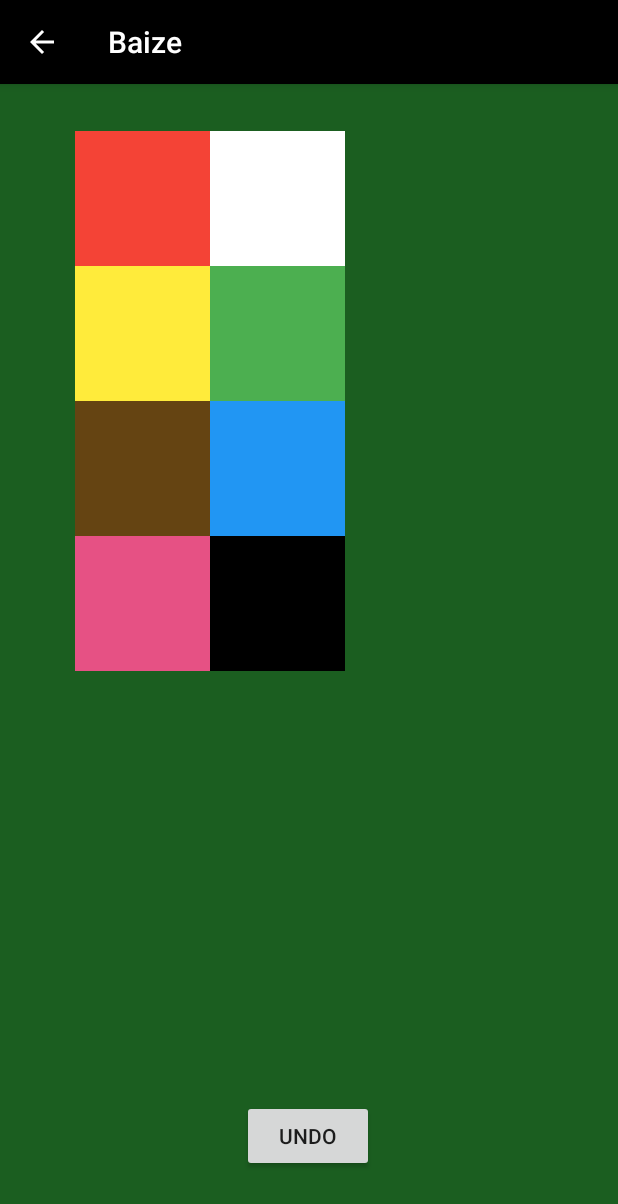
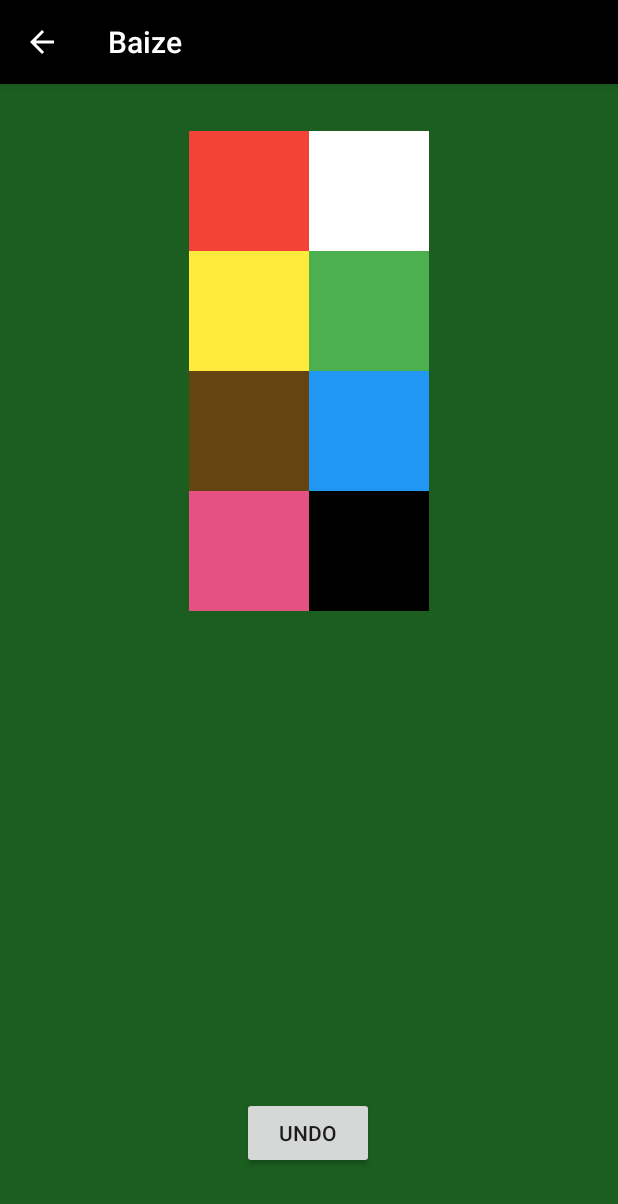
Before and after one commit to jasonlindsay87/SnookerScoreboard, an Android app: the ScoreboardActivity screen opened directly, with no data from a screen before it, on a phone screen of 412 x 824 dp. Shown: the top 1204 px of the screen. Run offline under Robolectric (Android 15) with nearby library versions, the phone set to English and light mode, and no system bars; 2 statements that could not run were skipped.

Commit message:
from work

```diff
--- a/app/src/main/AndroidManifest.xml
+++ b/app/src/main/AndroidManifest.xml
@@ -9,7 +9,7 @@
         android:roundIcon="@mipmap/ic_launcher_round"
         android:supportsRtl="true"
         android:theme="@style/AppTheme">
-        <activity android:name=".scoreboard"
+        <activity android:name=".ScoreboardActivity"
             android:parentActivityName=".HomeActivity">
             <meta-data
                 android:name="android.support.PARENT_ACTIVITY"
--- a/app/src/main/java/com/e/baize/HomeActivity.java
+++ b/app/src/main/java/com/e/baize/HomeActivity.java
@@ -14,7 +14,7 @@ public class HomeActivity extends AppCompatActivity {
     }
 
     public void sendMessage(View view) {
-        Intent Intent = new Intent(HomeActivity.this, scoreboard.class);
+        Intent Intent = new Intent(HomeActivity.this, ScoreboardActivity.class);
         EditText eP1Name = findViewById(R.id.p1name);
         EditText eP2Name = findViewById(R.id.p2name);
         String sP1Name = "";
--- a/app/src/main/java/com/e/baize/scoreboard.java
+++ b/app/src/main/java/com/e/baize/ScoreboardActivity.java
@@ -9,7 +9,7 @@ import android.widget.TextView;
 import java.util.ArrayList;
 import java.util.List;
 
-public class scoreboard extends AppCompatActivity {
+public class ScoreboardActivity extends AppCompatActivity {
     int score = 0;
     List<Integer> scoreHist = new ArrayList();
 
--- a/app/src/main/res/layout/activity_scoreboard.xml
+++ b/app/src/main/res/layout/activity_scoreboard.xml
@@ -11,7 +11,7 @@
         android:layout_width="wrap_content"
         android:layout_height="wrap_content"
         android:layout_marginStart="36dp"
-        android:layout_marginTop="32dp"
+        android:layout_marginTop="10dp"
         android:text="TextView"
         android:textColor="@color/colorWhite"
         android:textSize="18sp"
@@ -23,7 +23,7 @@
         android:layout_width="wrap_content"
         android:layout_height="wrap_content"
         android:layout_marginStart="36dp"
-        android:layout_marginTop="15dp"
+        android:layout_marginTop="5dp"
         android:text="P1 Score"
         android:textColor="@color/colorWhite"
         android:textSize="18sp"
@@ -36,7 +36,7 @@
         android:id="@+id/p2name"
         android:layout_width="wrap_content"
         android:layout_height="wrap_content"
-        android:layout_marginTop="32dp"
+        android:layout_marginTop="10dp"
         android:layout_marginEnd="36dp"
         android:text="TextView"
         android:textColor="@color/colorWhite"
@@ -48,7 +48,7 @@
         android:id="@+id/vs"
         android:layout_width="wrap_content"
         android:layout_height="wrap_content"
-        android:layout_marginTop="40dp"
+        android:layout_marginTop="15dp"
         android:text="@string/vs"
         android:textColor="@color/colorWhite"
         android:textSize="12sp"
@@ -59,92 +59,92 @@
 
     <TableLayout
         android:id="@+id/tableLayout"
-        android:layout_width="180dp"
-        android:layout_height="360dp"
-        android:layout_marginStart="50dp"
+        android:layout_width="160dp"
+        android:layout_height="320dp"
         android:layout_marginTop="15dp"
+        app:layout_constraintEnd_toEndOf="parent"
+        app:layout_constraintHorizontal_bias="0.5"
         app:layout_constraintStart_toStartOf="parent"
         app:layout_constraintTop_toBottomOf="@+id/view">
 
 
         <TableRow
-            android:layout_width="match_parent"
-            android:layout_height="match_parent">
+            android:layout_width="160dp"
+            android:layout_height="80dp">
 
             <TextView
                 android:id="@+id/redBall"
-                android:layout_width="90dp"
-                android:layout_height="90dp"
+                android:layout_width="match_parent"
+                android:layout_height="match_parent"
                 android:layout_column="1"
                 android:background="#F44336"
                 android:onClick="redPotted" />
 
             <TextView
                 android:id="@+id/whiteBall"
-                android:layout_width="90dp"
-                android:layout_height="90dp"
+                android:layout_width="80dp"
+                android:layout_height="80dp"
                 android:layout_column="2"
                 android:background="#FFFFFF" />
         </TableRow>
 
         <TableRow
-            android:layout_width="match_parent"
-            android:layout_height="match_parent">
+            android:layout_width="160dp"
+            android:layout_height="80dp">
 
             <TextView
                 android:id="@+id/yellowBall"
-                android:layout_width="90dp"
-                android:layout_height="90dp"
+                android:layout_width="80dp"
+                android:layout_height="80dp"
                 android:layout_column="1"
                 android:background="#FFEB3B"
                 android:onClick="yellowPotted" />
 
             <TextView
                 android:id="@+id/greenBall"
-                android:layout_width="90dp"
-                android:layout_height="90dp"
+                android:layout_width="80dp"
+                android:layout_height="80dp"
                 android:layout_column="2"
                 android:background="#4CAF50"
                 android:onClick="greenPotted" />
         </TableRow>
 
         <TableRow
-            android:layout_width="match_parent"
-            android:layout_height="90dp">
+            android:layout_width="160dp"
+            android:layout_height="80dp">
 
             <TextView
-                android:id="@+id/brownBall"
-                android:layout_width="90dp"
-                android:layout_height="90dp"
+                android:layout_width="80dp"
+                android:layout_height="80dp"
                 android:layout_column="1"
                 android:background="#654412"
                 android:onClick="brownPotted" />
 
             <TextView
                 android:id="@+id/blueBall"
-                android:layout_width="90dp"
-                android:layout_height="90dp"
+                android:layout_width="80dp"
+                android:layout_height="80dp"
                 android:layout_column="2"
                 android:background="#2196F3"
                 android:onClick="bluePotted" />
         </TableRow>
 
         <TableRow
-            android:layout_width="match_parent"
-            android:layout_height="90dp">
+            android:layout_width="160dp"
+            android:layout_height="80dp">
 
             <TextView
                 android:id="@+id/pinkBall"
-                android:layout_width="90dp"
-                android:layout_height="90dp"
+                android:layout_width="80dp"
+                android:layout_height="80dp"
                 android:layout_column="1"
                 android:background="#E65184"
                 android:onClick="pinkPotted" />
 
             <TextView
                 android:id="@+id/blackBall"
-                android:layout_width="90dp"
-                android:layout_height="90dp"
+                android:layout_width="80dp"
+                android:layout_height="80dp"
                 android:layout_column="2"
                 android:background="@color/colorBlack"
                 android:onClick="blackPotted" />
@@ -169,7 +169,7 @@
         android:id="@+id/view"
         class="androidx.constraintlayout.widget.Group"
         android:layout_width="377dp"
-        android:layout_height="104dp"
+        android:layout_height="75dp"
         android:layout_marginTop="16dp"
         app:layout_constraintEnd_toEndOf="parent"
         app:layout_constraintStart_toStartOf="parent"
```
Also changed, not shown: app/src/main/res/layout/activity_home.xml (+24 -19 lines), app/src/main/res/layout/activity_main.xml (+4 -3 lines).
